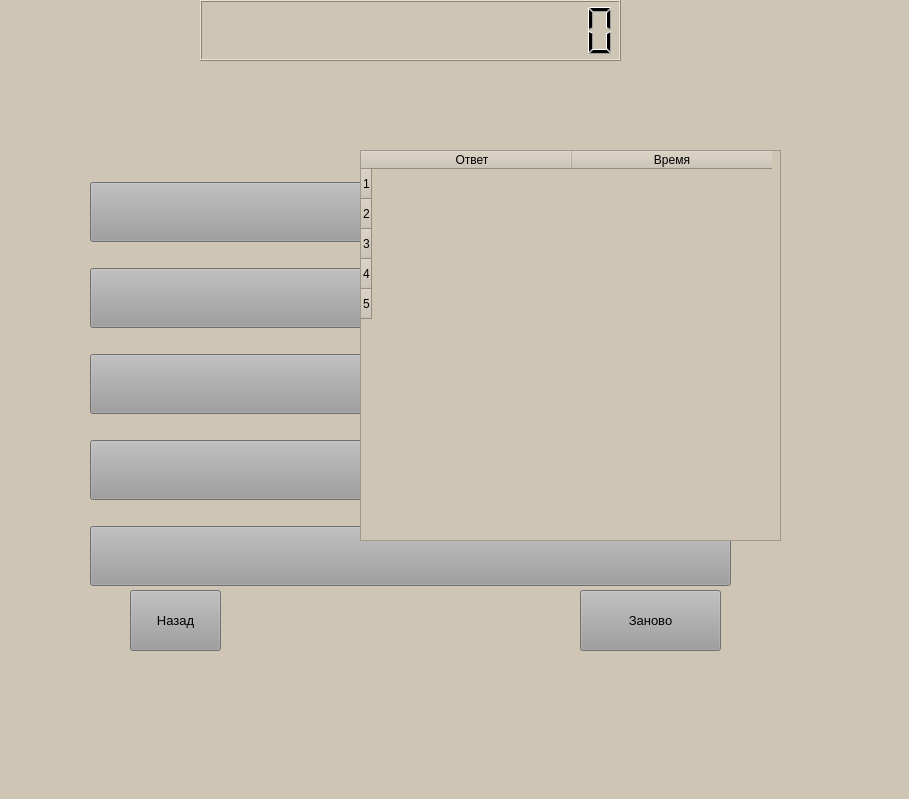
First picture: the form in mainwindow.ui, repository samoha1337/Questionnaire, before the edit.
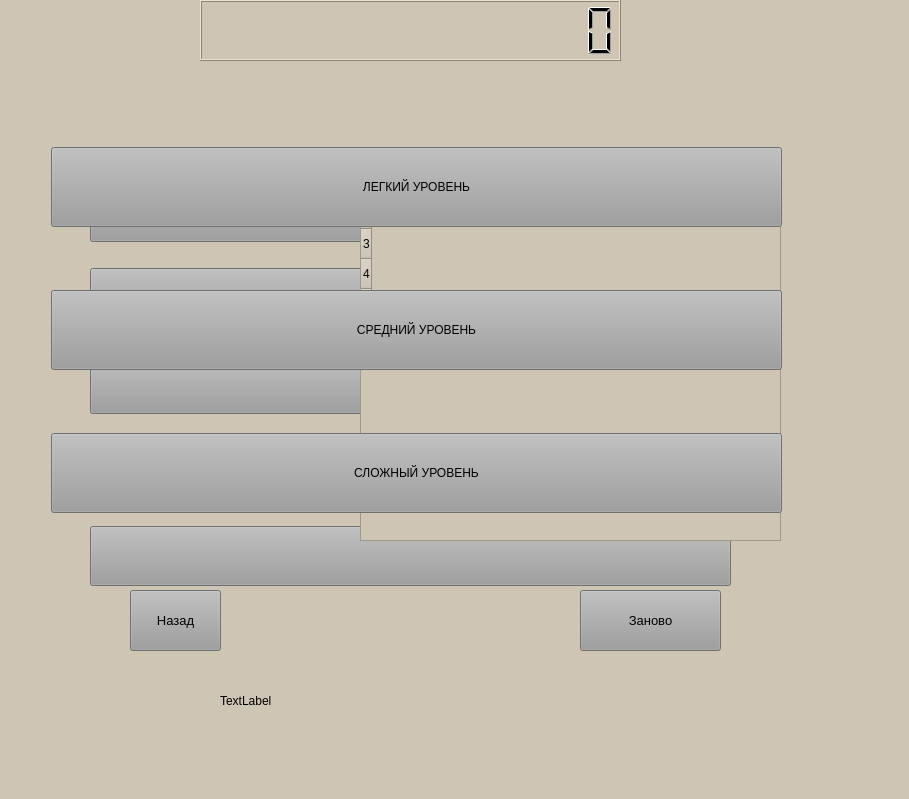
Second picture: the form after the edit.

```diff
--- a/mainwindow.ui
+++ b/mainwindow.ui
@@ -358,6 +358,94 @@
      <string>Заново</string>
     </property>
    </widget>
+   <widget class="QPushButton" name="pushButton_easy">
+    <property name="geometry">
+     <rect>
+      <x>51</x>
+      <y>147</y>
+      <width>731</width>
+      <height>80</height>
+     </rect>
+    </property>
+    <property name="minimumSize">
+     <size>
+      <width>30</width>
+      <height>80</height>
+     </size>
+    </property>
+    <property name="toolTip">
+     <string>&lt;html&gt;&lt;head/&gt;&lt;body&gt;&lt;p&gt;&lt;span style=&quot; font-size:10pt;&quot;&gt;ЛЕГКИЙ УРОВЕНЬ&lt;br/&gt;&lt;br/&gt;ВРМЕНЯ НА ПРОХОЖДЕНИЕ ОПРОСА - 2 МИНУТЫ&lt;/span&gt;&lt;/p&gt;&lt;/body&gt;&lt;/html&gt;</string>
+    </property>
+    <property name="styleSheet">
+     <string notr="true">background-color: rgb(156,156,156);</string>
+    </property>
+    <property name="text">
+     <string>ЛЕГКИЙ УРОВЕНЬ</string>
+    </property>
+   </widget>
+   <widget class="QPushButton" name="pushButton_middle">
+    <property name="geometry">
+     <rect>
+      <x>51</x>
+      <y>290</y>
+      <width>731</width>
+      <height>80</height>
+     </rect>
+    </property>
+    <property name="minimumSize">
+     <size>
+      <width>30</width>
+      <height>80</height>
+     </size>
+    </property>
+    <property name="toolTip">
+     <string>&lt;html&gt;&lt;head/&gt;&lt;body&gt;&lt;p&gt;&lt;span style=&quot; font-size:10pt;&quot;&gt;СРЕДНИЙ УРОВЕНЬ&lt;br/&gt;&lt;br/&gt;ВРМЕНЯ НА ПРОХОЖДЕНИЕ ОПРОСА - 1 МИНУТА&lt;/span&gt;&lt;/p&gt;&lt;/body&gt;&lt;/html&gt;</string>
+    </property>
+    <property name="styleSheet">
+     <string notr="true">background-color: rgb(156,156,156);</string>
+    </property>
+    <property name="text">
+     <string>СРЕДНИЙ УРОВЕНЬ</string>
+    </property>
+   </widget>
+   <widget class="QPushButton" name="pushButton_hard">
+    <property name="geometry">
+     <rect>
+      <x>51</x>
+      <y>433</y>
+      <width>731</width>
+      <height>80</height>
+     </rect>
+    </property>
+    <property name="minimumSize">
+     <size>
+      <width>30</width>
+      <height>80</height>
+     </size>
+    </property>
+    <property name="toolTip">
+     <string>&lt;html&gt;&lt;head/&gt;&lt;body&gt;&lt;p&gt;&lt;span style=&quot; font-size:10pt;&quot;&gt;СЛОЖНЫЙ УРОВЕНЬ&lt;br/&gt;&lt;br/&gt;ВРМЕНЯ НА ПРОХОЖДЕНИЕ ОПРОСА - 30 СЕКУНД&lt;/span&gt;&lt;/p&gt;&lt;/body&gt;&lt;/html&gt;</string>
+    </property>
+    <property name="styleSheet">
+     <string notr="true">background-color: rgb(156,156,156);</string>
+    </property>
+    <property name="text">
+     <string>СЛОЖНЫЙ УРОВЕНЬ</string>
+    </property>
+   </widget>
+   <widget class="QLabel" name="label_2">
+    <property name="geometry">
+     <rect>
+      <x>220</x>
+      <y>680</y>
+      <width>371</width>
+      <height>41</height>
+     </rect>
+    </property>
+    <property name="text">
+     <string>TextLabel</string>
+    </property>
+   </widget>
   </widget>
   <widget class="QMenuBar" name="menubar">
    <property name="geometry">
```
